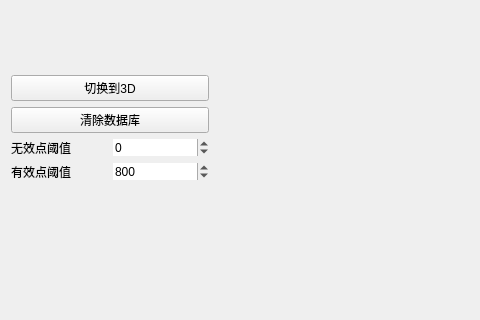
This is MainInterface.ui in DXia-101/DepthToPCL as Qt 5 draws it before an edit; both pictures show x 0 to 480 and y 183 to 503 of the 1011 by 622 pixel window. The edited form follows.
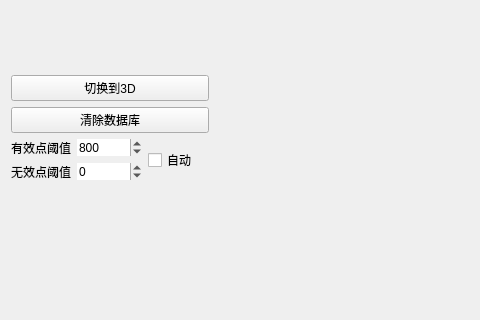
This is the edited form.

Commit message: 添加了自动计算阈值的功能，可以选择手动或者自动，但是自动计算阈值的函数存在问题。完善了3D和2D切换时3D下的状态没有保存

Patch:
```diff
--- a/MainInterface.ui
+++ b/MainInterface.ui
@@ -36,32 +36,9 @@
         </widget>
        </item>
        <item>
-        <layout class="QHBoxLayout" name="horizontalLayout">
+        <layout class="QHBoxLayout" name="horizontalLayout_4">
          <item>
-          <widget class="QLabel" name="label">
-           <property name="text">
-            <string>无效点阈值</string>
-           </property>
-          </widget>
-         </item>
-         <item>
-          <widget class="QSpinBox" name="InvalidPointThresholdSpinBox">
-           <property name="frame">
-            <bool>false</bool>
-           </property>
-           <property name="keyboardTracking">
-            <bool>true</bool>
-           </property>
-           <property name="minimum">
-            <number>-100000</number>
-           </property>
-           <property name="value">
-            <number>0</number>
-           </property>
-          </widget>
-         </item>
-        </layout>
-       </item>
+          <layout class="QVBoxLayout" name="verticalLayout_2">
        <item>
         <layout class="QHBoxLayout" name="horizontalLayout_3">
          <item>
@@ -86,6 +63,48 @@
             <number>800</number>
            </property>
           </widget>
+             </item>
+            </layout>
+           </item>
+           <item>
+            <layout class="QHBoxLayout" name="horizontalLayout">
+             <item>
+              <widget class="QLabel" name="label">
+               <property name="text">
+                <string>无效点阈值</string>
+               </property>
+              </widget>
+             </item>
+             <item>
+              <widget class="QSpinBox" name="InvalidPointThresholdSpinBox">
+               <property name="frame">
+                <bool>false</bool>
+               </property>
+               <property name="keyboardTracking">
+                <bool>true</bool>
+               </property>
+               <property name="minimum">
+                <number>-100000</number>
+               </property>
+               <property name="value">
+                <number>0</number>
+               </property>
+              </widget>
+             </item>
+            </layout>
+           </item>
+          </layout>
+         </item>
+         <item>
+          <layout class="QVBoxLayout" name="verticalLayout_3">
+           <item>
+            <widget class="QCheckBox" name="AutomaticCheckBox">
+             <property name="text">
+              <string>自动</string>
+             </property>
+            </widget>
+           </item>
+          </layout>
          </item>
         </layout>
        </item>
```
Lines whose indentation alone changed are shown as unchanged. The commit also changes 3 other files.
